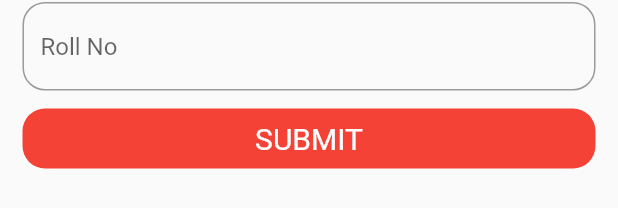
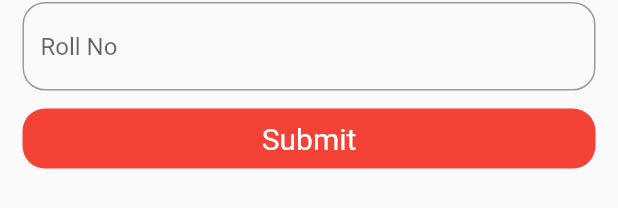
Before and after one commit to stealthzerocool/Flutter-demo, a Flutter app: the Page1 widget shown alone on an empty page, opened directly, on a phone screen of 412 x 824 dp. Shown: the part 586-794 px from the top of the screen. Run offline on Flutter 3.47's test engine with Material 2 defaults, Android fonts, the phone set to English and light mode, and no system bars.

```diff
--- a/lib/views/pg1.dart
+++ b/lib/views/pg1.dart
@@ -45,7 +45,7 @@ class Page1 extends StatelessWidget {
               ),
               child: Center(
                 child: Text(
-                  "SUBMIT",
+                  "Submit",
                   style: TextStyle(fontSize: 20.0,color: Colors.white),
                 ),
               ),
--- a/lib/views/todo.dart
+++ b/lib/views/todo.dart
@@ -46,7 +46,7 @@ class _TodoState extends State<Todo> {
                     });
 
                   },
-                  child: Text("Add",style: TextStyle(color: Colors.purple,
+                  child: Text("Add Item",style: TextStyle(color: Colors.purple,
 
                     ),
 
--- a/lib/views/viewall.dart
+++ b/lib/views/viewall.dart
@@ -28,7 +28,7 @@ class Viewall extends StatelessWidget {
                         image: NetworkImage(data[index]["image"]),
                       ),
                     ),
-                    trailing: int.parse(data[index]["age"].toString()) > 25 ? Icon(Icons.print):Icon(Icons.clear),
+                    trailing: int.parse(data[index]["age"].toString()) > 23 ? Icon(Icons.print):Icon(Icons.clear),
 
                     title: Text(
                       "Name :" + data[index]["name"],
```
